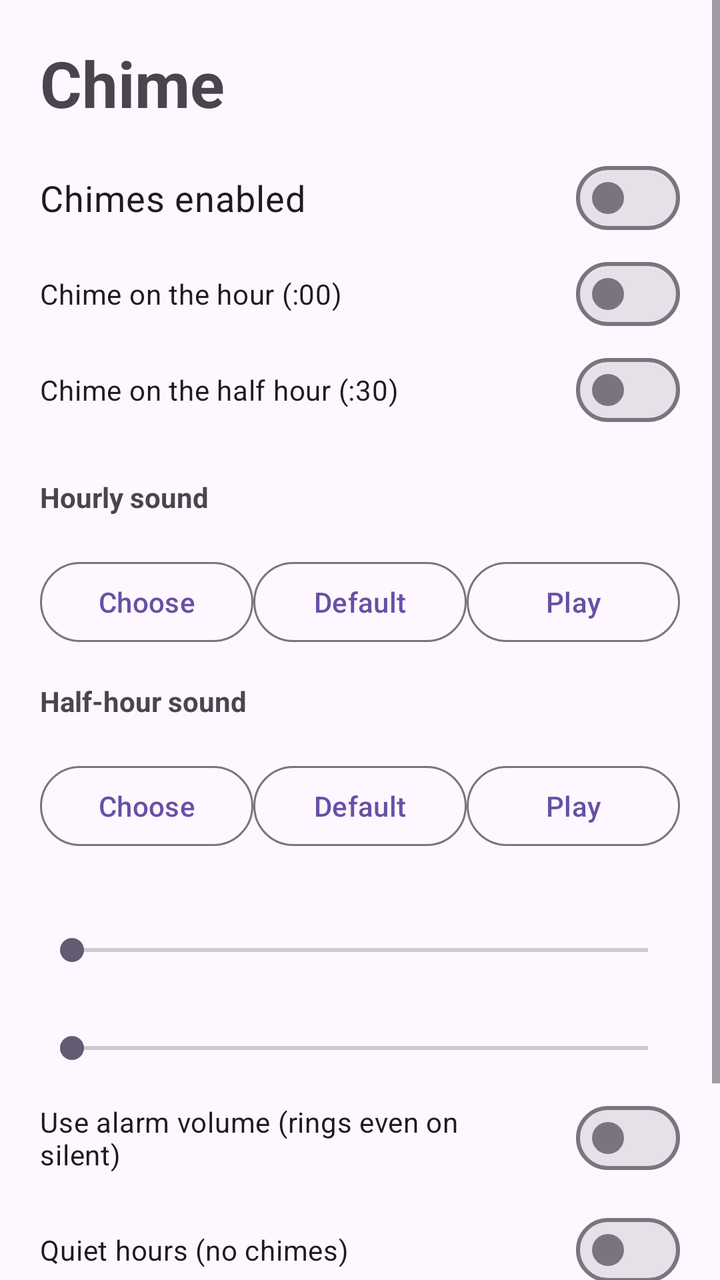
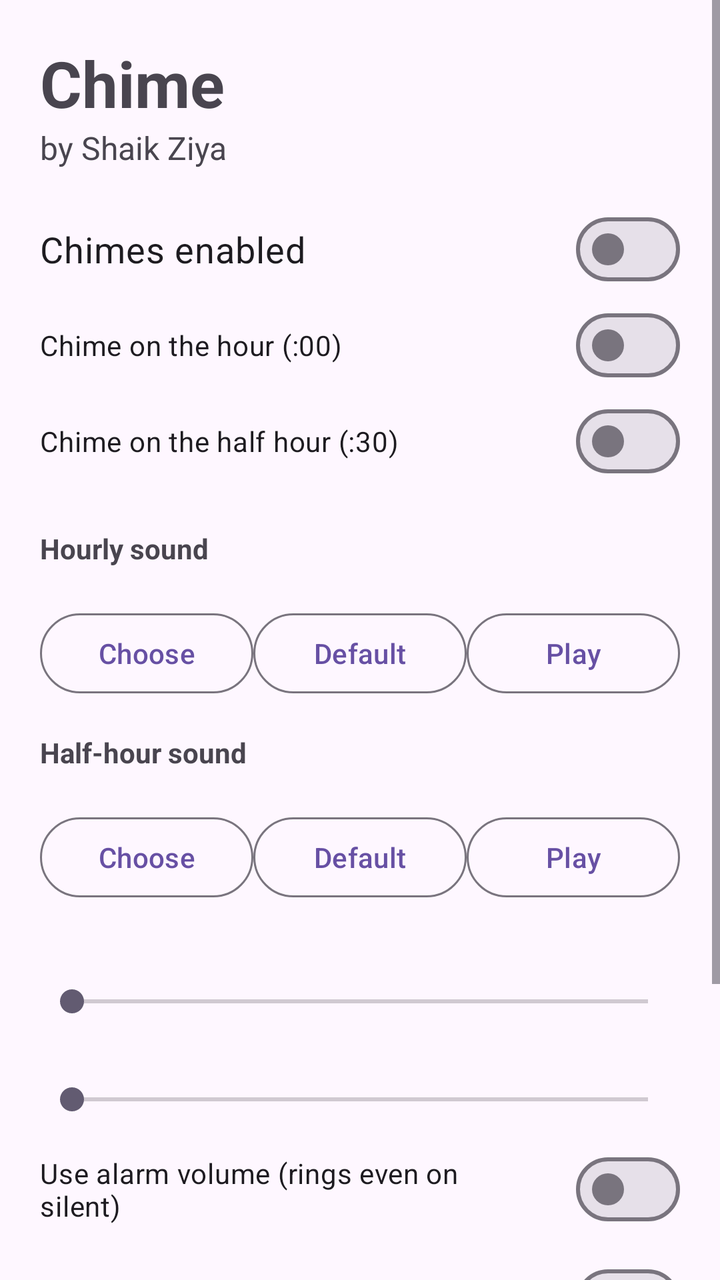

Screens rendered from an Android XML layout before and after an edit, with the pre-edit source and the edit as a unified diff.
<!-- AndroidManifest.xml: application theme Theme.App -->
<!-- res/layout/activity_main.xml -->
<?xml version="1.0" encoding="utf-8"?>
<ScrollView xmlns:android="http://schemas.android.com/apk/res/android"
    android:layout_width="match_parent" android:layout_height="match_parent"
    android:fillViewport="true">
    <LinearLayout android:layout_width="match_parent" android:layout_height="wrap_content"
        android:orientation="vertical" android:padding="20dp">
        <TextView android:layout_width="wrap_content" android:layout_height="wrap_content"
            android:text="Chime" android:textSize="32sp" android:textStyle="bold"
            android:layout_marginBottom="12dp" />
        <com.google.android.material.materialswitch.MaterialSwitch
            android:id="@+id/swEnabled" android:layout_width="match_parent"
            android:layout_height="wrap_content" android:text="Chimes enabled" android:textSize="18sp" />
        <Button android:id="@+id/btnExact" style="@style/Widget.Material3.Button.TonalButton"
            android:layout_width="match_parent" android:layout_height="wrap_content"
            android:text="Allow exact alarms (needed for on-time chimes)" android:visibility="gone" />
        <com.google.android.material.materialswitch.MaterialSwitch
            android:id="@+id/swHour" android:layout_width="match_parent"
            android:layout_height="wrap_content" android:text="Chime on the hour (:00)" />
        <com.google.android.material.materialswitch.MaterialSwitch
            android:id="@+id/swHalf" android:layout_width="match_parent"
            android:layout_height="wrap_content" android:text="Chime on the half hour (:30)" />
        <TextView android:layout_width="wrap_content" android:layout_height="wrap_content"
            android:text="Hourly sound" android:textStyle="bold" android:layout_marginTop="20dp" />
        <TextView android:id="@+id/tvHour" android:layout_width="wrap_content"
            android:layout_height="wrap_content" />
        <LinearLayout android:layout_width="match_parent" android:layout_height="wrap_content"
            android:orientation="horizontal">
            <Button android:id="@+id/btnHourPick" style="@style/Widget.Material3.Button.OutlinedButton"
                android:layout_width="0dp" android:layout_weight="1" android:layout_height="wrap_content"
                android:text="Choose" />
            <Button android:id="@+id/btnHourReset" style="@style/Widget.Material3.Button.OutlinedButton"
                android:layout_width="0dp" android:layout_weight="1" android:layout_height="wrap_content"
                android:text="Default" />
            <Button android:id="@+id/btnHourTest" style="@style/Widget.Material3.Button.OutlinedButton"
                android:layout_width="0dp" android:layout_weight="1" android:layout_height="wrap_content"
                android:text="Play" />
        </LinearLayout>
        <TextView android:layout_width="wrap_content" android:layout_height="wrap_content"
            android:text="Half-hour sound" android:textStyle="bold" android:layout_marginTop="16dp" />
        <TextView android:id="@+id/tvHalf" android:layout_width="wrap_content"
            android:layout_height="wrap_content" />
        <LinearLayout android:layout_width="match_parent" android:layout_height="wrap_content"
            android:orientation="horizontal">
            <Button android:id="@+id/btnHalfPick" style="@style/Widget.Material3.Button.OutlinedButton"
                android:layout_width="0dp" android:layout_weight="1" android:layout_height="wrap_content"
                android:text="Choose" />
            <Button android:id="@+id/btnHalfReset" style="@style/Widget.Material3.Button.OutlinedButton"
                android:layout_width="0dp" android:layout_weight="1" android:layout_height="wrap_content"
                android:text="Default" />
            <Button android:id="@+id/btnHalfTest" style="@style/Widget.Material3.Button.OutlinedButton"
                android:layout_width="0dp" android:layout_weight="1" android:layout_height="wrap_content"
                android:text="Play" />
        </LinearLayout>
        <TextView android:id="@+id/tvVolume" android:layout_width="wrap_content"
            android:layout_height="wrap_content" android:layout_marginTop="20dp" />
        <SeekBar android:id="@+id/sbVolume" android:layout_width="match_parent"
            android:layout_height="wrap_content" android:max="100" />
        <TextView android:id="@+id/tvMax" android:layout_width="wrap_content"
            android:layout_height="wrap_content" android:layout_marginTop="12dp" />
        <SeekBar android:id="@+id/sbMax" android:layout_width="match_parent"
            android:layout_height="wrap_content" android:max="57" />
        <com.google.android.material.materialswitch.MaterialSwitch
            android:id="@+id/swAlarm" android:layout_width="match_parent"
            android:layout_height="wrap_content" android:text="Use alarm volume (rings even on silent)" android:layout_marginTop="12dp" />
        <com.google.android.material.materialswitch.MaterialSwitch
            android:id="@+id/swQuiet" android:layout_width="match_parent"
            android:layout_height="wrap_content" android:text="Quiet hours (no chimes)" android:layout_marginTop="8dp" />
        <LinearLayout android:layout_width="match_parent" android:layout_height="wrap_content"
            android:orientation="horizontal">
            <Button android:id="@+id/btnQStart" style="@style/Widget.Material3.Button.OutlinedButton"
                android:layout_width="0dp" android:layout_weight="1" android:layout_height="wrap_content" />
            <Button android:id="@+id/btnQEnd" style="@style/Widget.Material3.Button.OutlinedButton"
                android:layout_width="0dp" android:layout_weight="1" android:layout_height="wrap_content" />
        </LinearLayout>
        <TextView android:id="@+id/tvNext" android:layout_width="wrap_content"
            android:layout_height="wrap_content" android:layout_marginTop="20dp" />
    </LinearLayout>
</ScrollView>
<!-- resources referenced by this layout -->
<resources>
  <style name="Theme.App" parent="Theme.Material3.DayNight" />
</resources>

<!-- the commit's change to res/layout/activity_main.xml (unified diff, before → after) -->
@@ -4,9 +4,11 @@
     android:fillViewport="true">
     <LinearLayout android:layout_width="match_parent" android:layout_height="wrap_content"
         android:orientation="vertical" android:padding="20dp">
-        <TextView android:layout_width="wrap_content" android:layout_height="wrap_content"
-            android:text="Chime" android:textSize="32sp" android:textStyle="bold"
-            android:layout_marginBottom="12dp" />
+       <TextView android:layout_width="wrap_content" android:layout_height="wrap_content"
+    android:text="Chime" android:textSize="32sp" android:textStyle="bold" />
+<TextView android:layout_width="wrap_content" android:layout_height="wrap_content"
+    android:text="by Shaik Ziya" android:textSize="16sp"
+    android:layout_marginBottom="16dp" />
         <com.google.android.material.materialswitch.MaterialSwitch
             android:id="@+id/swEnabled" android:layout_width="match_parent"
             android:layout_height="wrap_content" android:text="Chimes enabled" android:textSize="18sp" />
@@ -74,5 +76,8 @@
         </LinearLayout>
         <TextView android:id="@+id/tvNext" android:layout_width="wrap_content"
             android:layout_height="wrap_content" android:layout_marginTop="20dp" />
+        <TextView android:layout_width="match_parent" android:layout_height="wrap_content"
+    android:text="Made by Shaik Ziya" android:gravity="center"
+    android:layout_marginTop="32dp" android:alpha="0.6" />
     </LinearLayout>
 </ScrollView>
